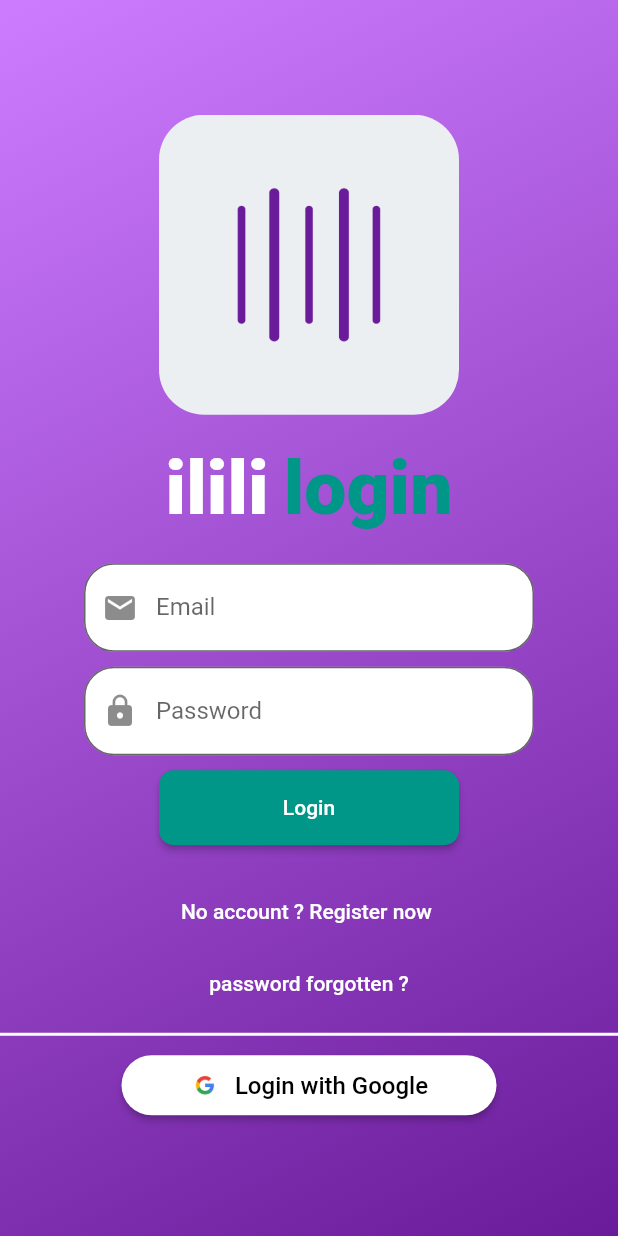
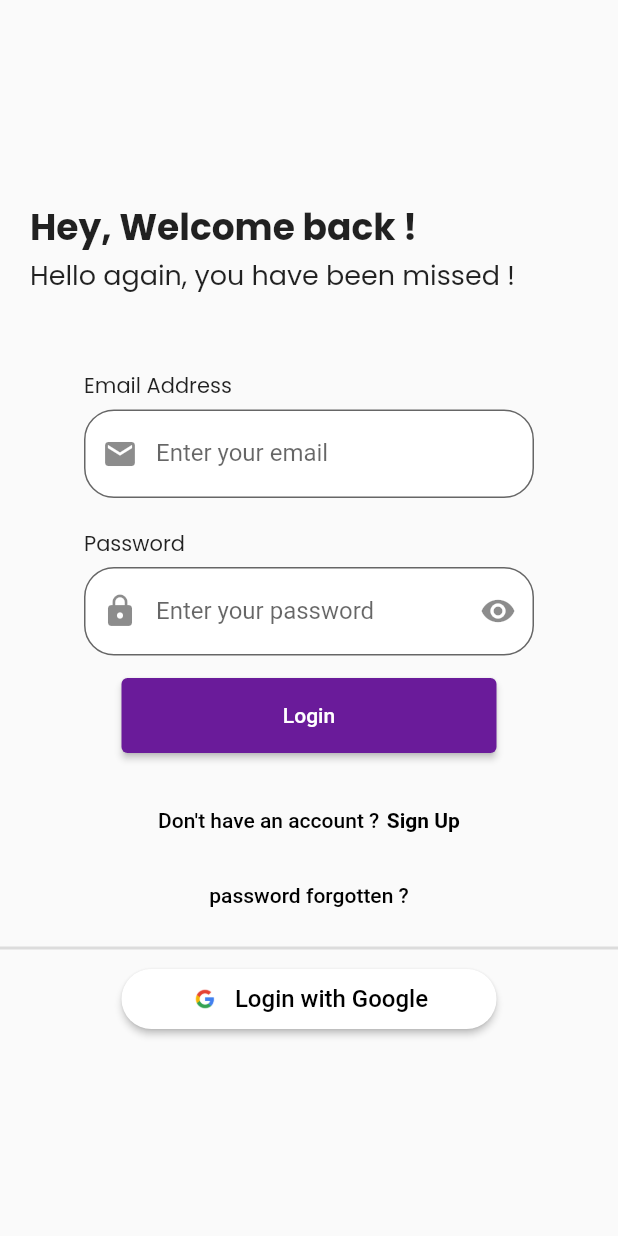
Before and after one commit to LahoucineLapunaire/ilili, a Flutter app: the screen it shows after launch, after a tap on "Already an account ?", on a phone screen of 412 x 824 dp. Run offline on Flutter 3.47's test engine with Material 2 defaults, Android fonts, the phone set to English and light mode, and no system bars; drawn by our look-alikes of delayed_display; our stand-ins replace audioplayers, cloud_firestore, file_picker, firebase_auth, firebase_core, firebase_messaging and 10 more; missing offline and left inert: ffmpeg_kit_flutter, flutter_sound, mailer; accounts and stored records are empty.

Commit message:
[STYLE] LoginPage, ResetPasswordPage : Creation of set LoginPage and ResetPasswordPage new style and animation

```diff
--- a/lib/components/getStarted.dart
+++ b/lib/components/getStarted.dart
@@ -29,7 +29,7 @@ class GetStartedPage extends StatelessWidget {
               delay: Duration(milliseconds: 500), child: LogoSection()),
           SizedBox(height: 100),
           DelayedDisplay(
-              delay: Duration(milliseconds: 1000),
+              delay: Duration(milliseconds: 800),
               child: Text(
                 "Ilili: Where your voice matters.",
                 style: TextStyle(
@@ -40,7 +40,7 @@ class GetStartedPage extends StatelessWidget {
               )),
           SizedBox(height: 20),
           DelayedDisplay(
-              delay: Duration(milliseconds: 1500),
+              delay: Duration(milliseconds: 1200),
               child: Text(
                 "Let's Get Started",
                 style: TextStyle(
@@ -51,7 +51,7 @@ class GetStartedPage extends StatelessWidget {
               )),
           SizedBox(height: 50),
           DelayedDisplay(
-              delay: Duration(milliseconds: 2000), child: ButtonSetion()),
+              delay: Duration(milliseconds: 1500), child: ButtonSetion()),
         ]),
       ))),
     );
--- a/lib/components/login.dart
+++ b/lib/components/login.dart
@@ -1,5 +1,7 @@
+import 'package:delayed_display/delayed_display.dart';
 import 'package:flutter/material.dart';
 import 'package:firebase_auth/firebase_auth.dart';
+import 'package:google_fonts/google_fonts.dart';
 import 'package:ilili/components/resetPassword.dart';
 import 'package:ilili/components/signup.dart';
 import 'package:google_sign_in/google_sign_in.dart';
@@ -23,31 +25,30 @@ class LoginPage extends StatelessWidget {
         height: MediaQuery.of(context).size.height,
         width: double.maxFinite,
         decoration: BoxDecoration(
-            gradient: LinearGradient(
-          colors: [
-            Color(0xFF6A1B9A),
-            Color(0xFFCD7CFF),
-          ],
-          begin: Alignment.bottomRight,
-          end: Alignment.topLeft,
-        )),
+          color: Color(0xFFFAFAFA),
+        ),
         child: Column(
           mainAxisAlignment: MainAxisAlignment.center,
           children: [
-            LogoSection(),
+            DelayedDisplay(
+                child: HeaderSection(), delay: Duration(milliseconds: 500)),
+            SizedBox(height: 50),
+            DelayedDisplay(
+                child: FormSection(), delay: Duration(milliseconds: 800)),
             SizedBox(height: 20),
-            TitleSection(),
-            SizedBox(height: 20),
-            FormSection(),
-            SizedBox(height: 20),
-            ToSignup(),
-            ToForgottedPassword(),
-            Divider(
-              color: Colors.white,
+            DelayedDisplay(
+                child: ToSignup(), delay: Duration(milliseconds: 1000)),
+            DelayedDisplay(
+                child: ToForgottedPassword(),
+                delay: Duration(milliseconds: 1000)),
+            DelayedDisplay(
+                child: Divider(
                   height: 20,
                   thickness: 2,
                 ),
-            GoogleLoginForm(),
+                delay: Duration(milliseconds: 1000)),
+            DelayedDisplay(
+                child: GoogleLoginForm(), delay: Duration(milliseconds: 1200)),
           ],
         ),
       ))),
@@ -55,45 +56,32 @@ class LoginPage extends StatelessWidget {
   }
 }
 
-class LogoSection extends StatelessWidget {
-  LogoSection({super.key});
+class HeaderSection extends StatelessWidget {
+  const HeaderSection({super.key});
 
   @override
   Widget build(BuildContext context) {
     return Container(
-      width: 200,
-      height: 200,
-      decoration: BoxDecoration(
-        borderRadius: BorderRadius.circular(30),
-        image: DecorationImage(
-          image: AssetImage('assets/images/ic_launcher.png'),
-          fit: BoxFit.cover,
+      padding: EdgeInsets.only(left: 20),
+      width: double.maxFinite,
+      child: Column(crossAxisAlignment: CrossAxisAlignment.start, children: [
+        Text(
+          "Hey, Welcome back !",
+          style: TextStyle(
+            fontFamily: GoogleFonts.poppins().fontFamily,
+            fontSize: 24,
+            fontWeight: FontWeight.bold,
           ),
         ),
-    );
-  }
-}
-
-class TitleSection extends StatelessWidget {
-  const TitleSection({super.key});
-
-  @override
-  Widget build(BuildContext context) {
-    return Row(
-      mainAxisAlignment: MainAxisAlignment.center,
-      children: [
-        Text("ilili",
+        Text(
+          "Hello again, you have been missed !",
           style: TextStyle(
-                fontSize: 50,
-                fontWeight: FontWeight.w900,
-                color: Colors.white)),
-        SizedBox(width: 10),
-        Text("login",
-            style: TextStyle(
-                fontSize: 50,
-                fontWeight: FontWeight.w900,
-                color: Color(0xFF009688))),
-      ],
+            fontFamily: GoogleFonts.poppins().fontFamily,
+            fontSize: 18,
+            fontWeight: FontWeight.w400,
+          ),
+        )
+      ]),
     );
   }
 }
@@ -108,6 +96,7 @@ class FormSection extends StatefulWidget {
 class _FormSectionState extends State<FormSection> {
   TextEditingController emailController = TextEditingController();
   TextEditingController passwordController = TextEditingController();
+  bool obscureText = true;
 
   void login() async {
     try {
@@ -146,47 +135,82 @@ class _FormSectionState extends State<FormSection> {
       width: 300,
       child: Column(
         children: [
+          Container(
+              width: 300,
+              child: Column(
+                crossAxisAlignment: CrossAxisAlignment.start,
+                children: [
+                  Text(
+                    "Email Address",
+                    style: TextStyle(
+                      fontFamily: GoogleFonts.poppins().fontFamily,
+                      fontSize: 14,
+                      fontWeight: FontWeight.w400,
+                    ),
+                  ),
+                  SizedBox(height: 5),
                   TextField(
                     controller: emailController,
                     decoration: InputDecoration(
                       filled: true,
                       fillColor: Colors.white,
                       prefixIcon: Icon(Icons.email),
-              labelText: 'Email',
+                      labelText: 'Enter your email',
                       border: OutlineInputBorder(
                         borderRadius: BorderRadius.circular(20),
                       ),
                     ),
                   ),
-          SizedBox(height: 10),
+                ],
+              )),
+          SizedBox(height: 20),
+          Container(
+              width: 300,
+              child: Column(
+                crossAxisAlignment: CrossAxisAlignment.start,
+                children: [
+                  Text(
+                    "Password",
+                    style: TextStyle(
+                      fontFamily: GoogleFonts.poppins().fontFamily,
+                      fontSize: 14,
+                      fontWeight: FontWeight.w400,
+                    ),
+                  ),
+                  SizedBox(height: 5),
                   TextField(
-            obscureText: true,
+                    obscureText: obscureText,
                     controller: passwordController,
                     decoration: InputDecoration(
                       filled: true,
                       fillColor: Colors.white,
                       prefixIcon: Icon(Icons.lock),
-              labelText: 'Password',
+                      suffixIcon: IconButton(
+                        icon: Icon(
+                          obscureText ? Icons.visibility : Icons.visibility_off,
+                        ),
+                        onPressed: () {
+                          setState(() {
+                            obscureText = !obscureText;
+                          });
+                        },
+                      ),
+                      labelText: 'Enter your password',
                       border: OutlineInputBorder(
                         borderRadius: BorderRadius.circular(20),
                       ),
                     ),
                   ),
-          SizedBox(height: 10),
+                ],
+              )),
+          SizedBox(height: 15),
           ElevatedButton(
-            onPressed: () {
-              login();
-            },
-            child: Text('Login'),
             style: ElevatedButton.styleFrom(
-              shape: RoundedRectangleBorder(
-                borderRadius: BorderRadius.circular(10),
+              backgroundColor: Color(0xFF6A1B9A),
+              minimumSize: Size(250, 50),
             ),
-              fixedSize:
-                  Size(200, 50), // Set the width and height of the button
-              backgroundColor:
-                  Color(0xFF009688), // Set the background color of the button
-            ),
+            onPressed: () => login(),
+            child: Text("Login"),
           ),
         ],
       ),
@@ -197,67 +221,65 @@ class _FormSectionState extends State<FormSection> {
 class ToSignup extends StatelessWidget {
   const ToSignup({super.key});
 
-  void redirectToLogin(BuildContext context) {
-    Navigator.push(
-      context,
-      MaterialPageRoute(builder: (context) => SignupPage()),
-    );
-  }
-
   @override
   Widget build(BuildContext context) {
     return ElevatedButton(
-      onPressed: () {
-        redirectToLogin(context);
-      },
-      child: Text("No account ? Register now "),
-      style: ButtonStyle(
-        backgroundColor: MaterialStateProperty.all<Color>(
-            Colors.transparent), // Set the background color to transparent
-        elevation: MaterialStateProperty.all<double>(
-            0), // Remove the button's elevation
-        shape: MaterialStateProperty.all<RoundedRectangleBorder>(
-          RoundedRectangleBorder(
-            borderRadius: BorderRadius.circular(
-                8), // Customize the button's border radius as desired
-            side: BorderSide(
-                color: Colors.transparent), // Remove the button's border
+        onPressed: () => Navigator.push(
+              context,
+              MaterialPageRoute(builder: (context) => SignupPage()),
+            ),
+        style: ElevatedButton.styleFrom(
+          backgroundColor: Colors.transparent,
+          shadowColor: Colors.transparent,
+          minimumSize: Size(250, 50),
+          shape: RoundedRectangleBorder(
+            borderRadius: BorderRadius.circular(10.0),
           ),
         ),
+        child: Row(
+          mainAxisAlignment: MainAxisAlignment.center,
+          children: [
+            Text(
+              "Don't have an account ?",
+              style: TextStyle(
+                color: Colors.black,
               ),
-    );
+            ),
+            SizedBox(width: 5),
+            Text(
+              "Sign Up",
+              style: TextStyle(
+                color: Colors.black,
+                fontWeight: FontWeight.bold,
+              ),
+            )
+          ],
+        ));
   }
 }
 
 class ToForgottedPassword extends StatelessWidget {
   const ToForgottedPassword({super.key});
 
-  void redirectToLogin(BuildContext context) {
+  @override
+  Widget build(BuildContext context) {
+    return ElevatedButton(
+      onPressed: () {
         Navigator.push(
           context,
           MaterialPageRoute(builder: (context) => ResetPassword()),
         );
-  }
-
-  @override
-  Widget build(BuildContext context) {
-    return ElevatedButton(
-      onPressed: () {
-        redirectToLogin(context);
       },
-      child: Text("password forgotten ?"),
-      style: ButtonStyle(
-        backgroundColor: MaterialStateProperty.all<Color>(
-            Colors.transparent), // Set the background color to transparent
-        elevation: MaterialStateProperty.all<double>(
-            0), // Remove the button's elevation
-        shape: MaterialStateProperty.all<RoundedRectangleBorder>(
-          RoundedRectangleBorder(
-            borderRadius: BorderRadius.circular(
-                8), // Customize the button's border radius as desired
-            side: BorderSide(
-                color: Colors.transparent), // Remove the button's border
+      child: Text(
+        "password forgotten ?",
+        style: TextStyle(color: Colors.black),
       ),
+      style: ElevatedButton.styleFrom(
+        backgroundColor: Colors.transparent,
+        shadowColor: Colors.transparent,
+        minimumSize: Size(250, 50),
+        shape: RoundedRectangleBorder(
+          borderRadius: BorderRadius.circular(10.0),
         ),
       ),
     );
--- a/lib/components/resetPassword.dart
+++ b/lib/components/resetPassword.dart
@@ -1,5 +1,6 @@
 import 'package:firebase_auth/firebase_auth.dart';
 import 'package:flutter/material.dart';
+import 'package:google_fonts/google_fonts.dart';
 import 'package:ilili/components/login.dart';
 import 'package:cloud_firestore/cloud_firestore.dart';
 import 'package:ilili/components/widget.dart';
@@ -19,15 +20,15 @@ class _ResetPasswordState extends State<ResetPassword> {
   @override
   Widget build(BuildContext context) {
     return Scaffold(
-      backgroundColor: Color(0xFFECEFF1),
+      backgroundColor: Color(0xFFFAFAFA),
       body: Center(
         child: Column(
           mainAxisAlignment: MainAxisAlignment.center,
           children: [
             TextTop(),
-            SizedBox(height: 20),
+            SizedBox(height: 50),
             EmailSection(),
-            SizedBox(height: 20),
+            SizedBox(height: 50),
           ],
         ),
       ),
@@ -40,12 +41,32 @@ class TextTop extends StatelessWidget {
 
   @override
   Widget build(BuildContext context) {
-    return const Padding(
-      padding: EdgeInsets.all(10),
-      child: Text(
-        "To reset your password, please enter your email address below and we will send you an email with a code to reset your password.",
-        style: TextStyle(),
-      ),
+    return Column(
+      children: [
+        Container(
+          padding: EdgeInsets.only(left: 20),
+          width: double.maxFinite,
+          child:
+              Column(crossAxisAlignment: CrossAxisAlignment.start, children: [
+            Text(
+              "Reset Password",
+              style: TextStyle(
+                fontFamily: GoogleFonts.poppins().fontFamily,
+                fontSize: 24,
+                fontWeight: FontWeight.bold,
+              ),
+            ),
+            Text(
+              "Enter your email to reset your password",
+              style: TextStyle(
+                fontFamily: GoogleFonts.poppins().fontFamily,
+                fontSize: 18,
+                fontWeight: FontWeight.w400,
+              ),
+            )
+          ]),
+        )
+      ],
     );
   }
 }
@@ -120,22 +141,19 @@ class _EmailSectionState extends State<EmailSection> {
                 ),
               ),
             ),
-            SizedBox(height: 10),
+            SizedBox(height: 30),
             ElevatedButton(
               onPressed: () {
                 sendPasswordResetEmail();
               },
-              child: Text('Reset Password'),
+              child: Text(
+                "Reset Password",
+              ),
               style: ElevatedButton.styleFrom(
-                shape: RoundedRectangleBorder(
-                  borderRadius: BorderRadius.circular(10),
-                ),
-                fixedSize:
-                    Size(150, 25), // Set the width and height of the button
-                backgroundColor:
-                    Color(0xFF6A1B9A), // Set the background color of the button
+                backgroundColor: Color(0xFF6A1B9A),
+                minimumSize: Size(250, 50),
               ),
-            ),
+            )
           ],
         ));
   }
--- a/lib/components/signup.dart
+++ b/lib/components/signup.dart
@@ -24,25 +24,25 @@ class SignupPage extends StatelessWidget {
   @override
   Widget build(BuildContext context) {
     return Scaffold(
-      body: Center(
-          child: SingleChildScrollView(
+      body: SingleChildScrollView(
+          child: Center(
               child: Container(
         height: MediaQuery.of(context).size.height,
         width: double.maxFinite,
         decoration: BoxDecoration(
-          color: Color(0xFF),
+          color: Color(0xFFFAFAFA),
         ),
         child: Column(
           mainAxisAlignment: MainAxisAlignment.center,
           children: [
             DelayedDisplay(
-                child: HeaderSection(), delay: Duration(milliseconds: 1000)),
+                child: HeaderSection(), delay: Duration(milliseconds: 500)),
             SizedBox(height: 50),
             DelayedDisplay(
-                child: FormSection(), delay: Duration(milliseconds: 1200)),
+                child: FormSection(), delay: Duration(milliseconds: 800)),
             SizedBox(height: 10),
             DelayedDisplay(
-                child: ToLogin(), delay: Duration(milliseconds: 1400)),
+                child: ToLogin(), delay: Duration(milliseconds: 1000)),
             DelayedDisplay(
                 child: Divider(
                   height: 10,
@@ -50,7 +50,7 @@ class SignupPage extends StatelessWidget {
                 ),
                 delay: Duration(milliseconds: 1400)),
             DelayedDisplay(
-                child: GoogleSignupForm(), delay: Duration(milliseconds: 1400)),
+                child: GoogleSignupForm(), delay: Duration(milliseconds: 1000)),
           ],
         ),
       ))),
```
Lines whose indentation alone changed are shown as unchanged.
